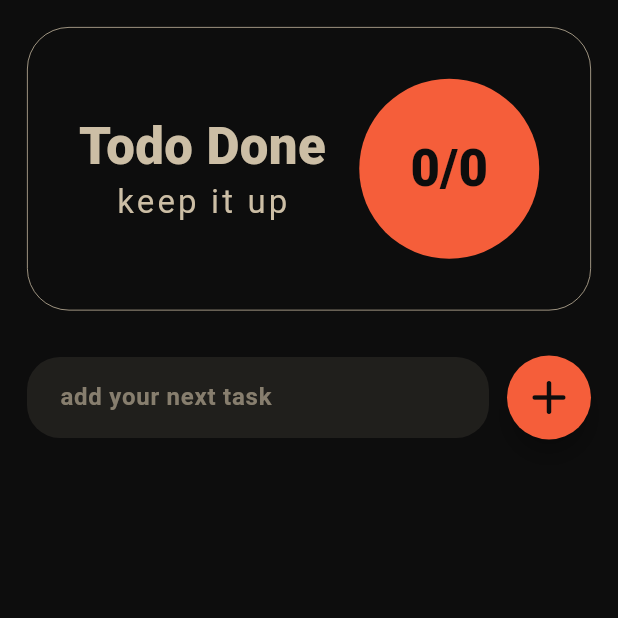
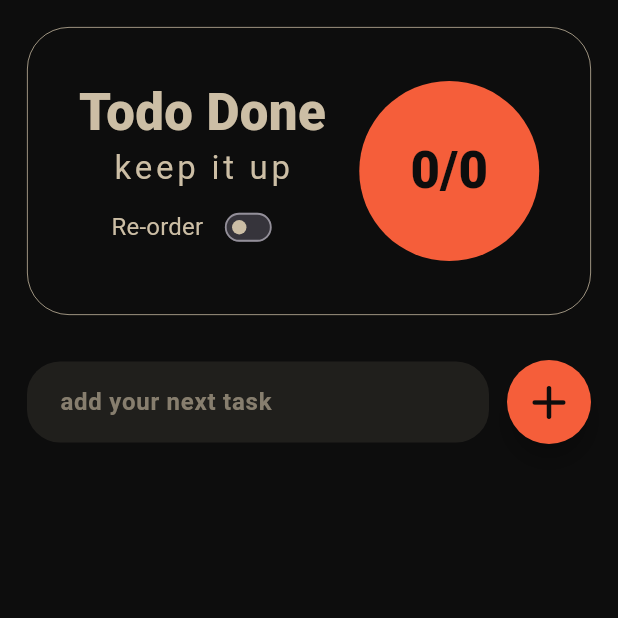
Before and after one commit to singlesoup/orangelist, a Flutter app: the screen it shows after launch, on a phone screen of 412 x 824 dp, the top half of it. Run offline on Flutter 3.47's test engine with Material 3 defaults, Android fonts, the phone set to English and light mode, and no system bars; our stand-ins replace flutter_svg, hive, hive_flutter; accounts and stored records are empty; Roboto replaces fonts that are missing (LibreBaskerville, Nunito).

Commit message:
feat: Reorder functionality

```diff
--- a/lib/main.dart
+++ b/lib/main.dart
@@ -33,7 +33,13 @@ class MyApp extends StatelessWidget {
 
   @override
   Widget build(BuildContext context) {
-    return MaterialApp(
+    return MultiProvider(
+      providers: [
+        ChangeNotifierProvider(
+          create: (_) => TodoProvider(),
+        ),
+      ],
+      child: MaterialApp(
         title: 'Flutter Demo',
         theme: ThemeData(
           textTheme: sfTextTheme,
@@ -42,7 +48,7 @@ class MyApp extends StatelessWidget {
         home: MultiProvider(
           providers: [
             ChangeNotifierProvider(
-            create: (context) => TodoProvider(),
+              create: (_) => TodoProvider(),
             ),
           ],
           child: kIsWeb
@@ -52,6 +58,7 @@ class MyApp extends StatelessWidget {
               : const HomeScreen(),
         ),
         debugShowCheckedModeBanner: false,
+      ),
     );
   }
 }
--- a/lib/src/home/screens/homescreen.dart
+++ b/lib/src/home/screens/homescreen.dart
@@ -1,5 +1,6 @@
 import 'package:flutter/material.dart'
-    show CircleAvatar, ColorScheme, Scaffold, Theme;
+    show CircleAvatar, ColorScheme, ReorderableListView, Scaffold, Theme;
+
 import 'package:flutter/widgets.dart'
     show
         Border,
@@ -13,6 +14,7 @@ import 'package:flutter/widgets.dart'
         EdgeInsets,
         Expanded,
         FontWeight,
+        Key,
         ListView,
         MainAxisAlignment,
         MainAxisSize,
@@ -28,12 +30,15 @@ import 'package:orangelist/src/home/provider/todo_provider.dart'
     show TodoProvider;
 import 'package:orangelist/src/home/widgets/create_task_bar.dart'
     show CreateTaskBar;
+import 'package:orangelist/src/home/widgets/reorder_switch.dart'
+    show ReorderSwitch;
+import 'package:orangelist/src/home/widgets/reorder_tile.dart' show ReOrderTile;
 import 'package:orangelist/src/home/widgets/task_tile_widget.dart'
     show TaskTileWidget;
 
 import 'package:orangelist/src/theme/colors.dart'
     show bgDark, sandAccent, themeColor;
-import 'package:provider/provider.dart';
+import 'package:provider/provider.dart' show Consumer;
 
 class HomeScreen extends StatefulWidget {
   const HomeScreen({super.key});
@@ -84,9 +89,15 @@ class _HomeScreenState extends State<HomeScreen> {
                         style: Theme.of(context).textTheme.labelLarge!.copyWith(
                               color: sandAccent,
                               fontWeight: FontWeight.w400,
-                              letterSpacing: 2.1,
+                              letterSpacing: 2.5,
                               fontSize: 22,
                             ),
+                      ),
+                      const Padding(
+                        padding: EdgeInsets.symmetric(
+                          horizontal: 12.0,
+                        ),
+                        child: ReorderSwitch(),
                       ),
                     ],
                   ),
@@ -131,17 +142,38 @@ class _HomeScreenState extends State<HomeScreen> {
                   ),
                   child: Consumer<TodoProvider>(
                     builder: (context, todoprovider, child) {
-                    return ListView.builder(
+                      bool isReordering = todoprovider.isReorder;
+                      return isReordering
+                          ? ReorderableListView(
+                              onReorder: (int oldIndex, int newIndex) {
+                                todoprovider.onReorder(oldIndex, newIndex);
+                              },
+                              buildDefaultDragHandles: false,
+                              children: [
+                                for (int index = 0;
+                                    index < todoprovider.dailyToDolist.length;
+                                    index++)
+                                  ReOrderTile(
+                                    key: Key('$index'),
+                                    index: index,
+                                    title:
+                                        todoprovider.dailyToDolist[index].title,
+                                  ),
+                              ],
+                            )
+                          : ListView.builder(
                               shrinkWrap: true,
                               itemCount: todoprovider.dailyToDolist.length,
                               itemBuilder: (context, index) {
                                 return TaskTileWidget(
-                          taskTitle: todoprovider.dailyToDolist[index].title,
+                                  taskTitle:
+                                      todoprovider.dailyToDolist[index].title,
                                   index: index,
                                 );
                               },
                             );
-                  }),
+                    },
+                  ),
                 ),
               ),
             ),
--- /dev/null
+++ b/lib/src/home/widgets/reorder_switch.dart
@@ -0,0 +1,62 @@
+import 'package:flutter/material.dart'
+    show Switch, Theme, Widget, WidgetState, WidgetStateProperty;
+import 'package:flutter/widgets.dart'
+    show
+        BuildContext,
+        Color,
+        MainAxisAlignment,
+        Row,
+        State,
+        StatefulWidget,
+        Text,
+        Transform;
+import 'package:orangelist/src/home/provider/todo_provider.dart'
+    show TodoProvider;
+import 'package:orangelist/src/theme/colors.dart' show sandAccent, themeColor;
+import 'package:provider/provider.dart' show ReadContext;
+
+class ReorderSwitch extends StatefulWidget {
+  const ReorderSwitch({super.key});
+
+  @override
+  State<ReorderSwitch> createState() => _ReorderSwitchState();
+}
+
+class _ReorderSwitchState extends State<ReorderSwitch> {
+  bool _toReorderTodos = false;
+
+  @override
+  Widget build(BuildContext context) {
+    return Row(
+      mainAxisAlignment: MainAxisAlignment.spaceBetween,
+      children: [
+        Text(
+          'Re-order',
+          style: Theme.of(context).textTheme.titleMedium,
+        ),
+        Transform.scale(
+          scale: 0.6,
+          child: Switch.adaptive(
+            thumbColor: WidgetStateProperty.resolveWith<Color>(
+              (states) {
+                if (states.contains(WidgetState.selected) ||
+                    states.contains(WidgetState.pressed)) {
+                  return themeColor;
+                }
+                return sandAccent;
+              },
+            ),
+            activeColor: themeColor,
+            value: _toReorderTodos,
+            onChanged: (bool val) {
+              setState(() {
+                _toReorderTodos = val;
+                context.read<TodoProvider>().isReorder = val;
+              });
+            },
+          ),
+        ),
+      ],
+    );
+  }
+}
--- a/lib/src/home/widgets/task_tile_widget.dart
+++ b/lib/src/home/widgets/task_tile_widget.dart
@@ -63,13 +63,14 @@ class TaskTileWidget extends StatelessWidget {
         builder: (context, todo, child) {
           bool buttonDisable = todo.todoIndex != -1;
           bool isCompleted = todo.dailyToDolist[index].isCompleted;
+          bool forReorder = todo.isReorder;
           return Row(
             mainAxisAlignment: MainAxisAlignment.spaceBetween,
             children: [
               Expanded(
                 child: Row(
                   children: [
-                    if (!buttonDisable)
+                    if (!buttonDisable && !forReorder)
                       GestureDetector(
                         onTap: () {
                           isCompleted = !isCompleted;
@@ -115,6 +116,7 @@ class TaskTileWidget extends StatelessWidget {
                   ],
                 ),
               ),
+              if (!forReorder)
                 Container(
                   padding: const EdgeInsets.symmetric(
                     horizontal: 4,
@@ -153,7 +155,7 @@ class TaskTileWidget extends StatelessWidget {
                       ),
                     ],
                   ),
-              )
+                ),
             ],
           );
         },
--- a/lib/src/home/widgets/web_app_outline_widget.dart
+++ b/lib/src/home/widgets/web_app_outline_widget.dart
@@ -9,8 +9,7 @@ import 'package:flutter/widgets.dart'
         Padding,
         Radius,
         StatelessWidget,
-        Widget,
-        debugPrint;
+        Widget;
 import 'package:orangelist/src/theme/colors.dart' show bgDark, sandAccent;
 
 class WebAppOutlineWidget extends StatelessWidget {
@@ -26,7 +25,7 @@ class WebAppOutlineWidget extends StatelessWidget {
     return Container(
       color: bgDark,
       child: LayoutBuilder(builder: (context, constraints) {
-        debugPrint(constraints.maxWidth.toString());
+        // debugPrint(constraints.maxWidth.toString());
         return Padding(
           padding: EdgeInsets.symmetric(
             horizontal: constraints.maxWidth < 580
```
Also changed, not shown: lib/src/home/provider/todo_provider.dart (+31 -0 lines), lib/src/home/widgets/reorder_tile.dart (added, +74 -0 lines). Lines whose indentation alone changed are shown as unchanged.
